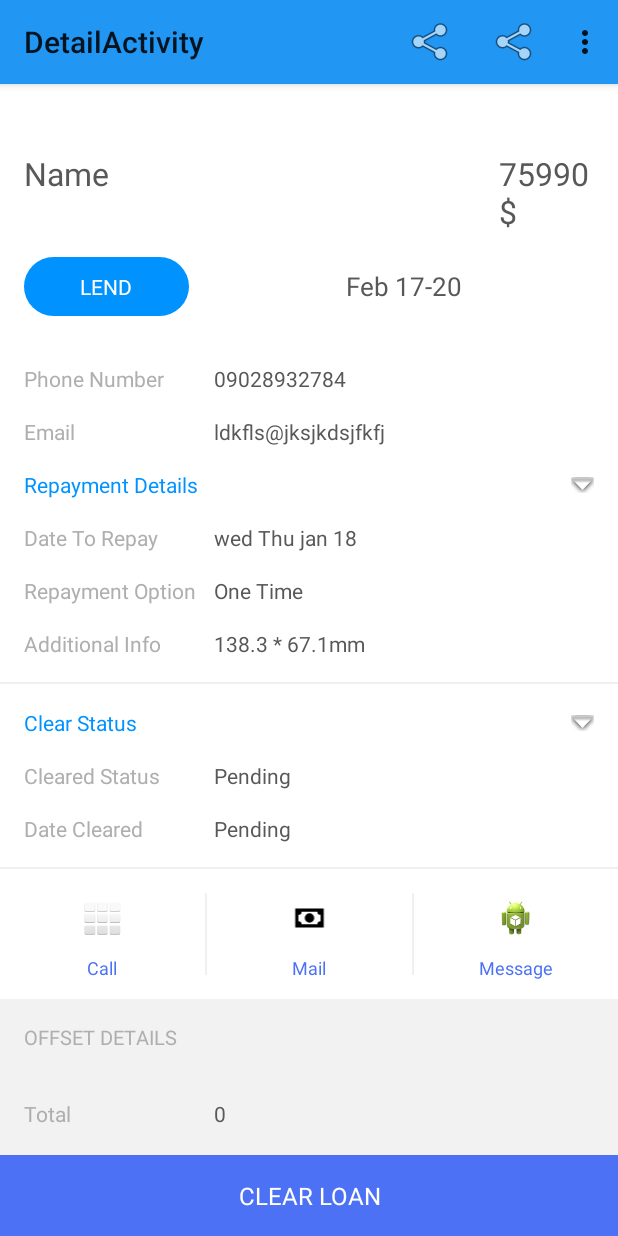
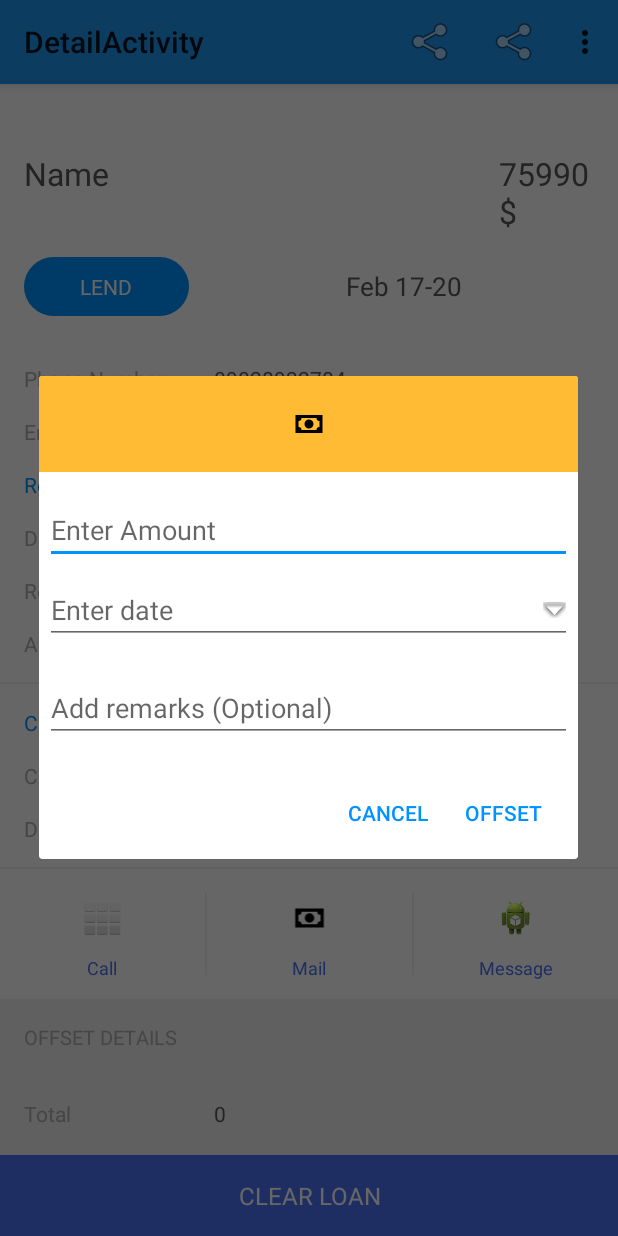
Before and after one commit to fmndako/PLOM, an Android app: the DetailActivity screen opened directly, with no data from a screen before it, in the options menu, after a tap on "Offset", on a phone screen of 412 x 824 dp. Run offline under Robolectric (Android 15) with nearby library versions, the phone set to English and light mode, and no system bars; our stand-ins replace ButterKnife, Room's generated code; Roboto replaces fonts that are not available here; 2 statements that could not run were skipped.

Commit message:
detail datedlg in progress

```diff
--- a/app/src/main/java/ng/com/quickinfo/plom/DetailActivity.java
+++ b/app/src/main/java/ng/com/quickinfo/plom/DetailActivity.java
@@ -11,6 +11,7 @@ import android.os.AsyncTask;
 import android.os.Bundle;
 import android.support.annotation.Nullable;
 
+import android.support.v4.app.DialogFragment;
 import android.support.v4.content.ContextCompat;
 //import android.support.v4.graphics.drawable.DrawableCompat;
 import android.support.v7.widget.LinearLayoutManager;
@@ -34,9 +35,11 @@ import ng.com.quickinfo.plom.ViewModel.LoanViewModel;
 
 import static ng.com.quickinfo.plom.Utils.Utilities.dateToString1;
 import static ng.com.quickinfo.plom.Utils.Utilities.log;
+import static ng.com.quickinfo.plom.Utils.Utilities.makeToast;
 
 public class DetailActivity extends LifecycleLoggingActivity implements
-        LoanListAdapter.OnHandlerInteractionListener {
+        LoanListAdapter.OnHandlerInteractionListener, OffsetDialog.OffsetDialogListener,
+            DeleteDialog.DeleteDialogListener{
     @BindView(R.id.tvDetailNameValue)
     MyTextView tvDetailNameValue;
     @BindView(R.id.tvDetailAmountValue)
@@ -145,10 +148,10 @@ public class DetailActivity extends LifecycleLoggingActivity implements
 
 
     }
-
+// ***************** offsetadapter listener *******************88
     public void onHandlerInteraction(long loan_id) {
         //my own listener created in the loanadapter class
-        Utilities.makeToast(this, "" + loan_id);
+        makeToast(this, "" + loan_id);
 
     }
 
@@ -165,7 +168,7 @@ public class DetailActivity extends LifecycleLoggingActivity implements
 
 
         if (mLoan != null) {
-            Utilities.makeToast(mContext, mLoan.getName());
+            makeToast(mContext, mLoan.getName());
             tvDetailNameValue.setText(mLoan.getName());
             tvDetailAmountValue.setText(mLoan.getAmount() + "");
 
@@ -206,6 +209,58 @@ public class DetailActivity extends LifecycleLoggingActivity implements
 
         }
     }
+
+// ************ offset dlg ************************88
+    public void showDialogs(int action) {
+        // Create an instance of the dialog fragment and show it
+        switch (action){
+            case R.string.action_delete:
+                DialogFragment deleteDialog = new DeleteDialog();
+                deleteDialog.show(getSupportFragmentManager(), "DeleteDialog");
+                return;
+            case R.string.action_offset:
+                DialogFragment offsetDialog = new OffsetDialog();
+                offsetDialog.show(getSupportFragmentManager(), "OffsetDialog");
+                return;
+
+            case R.string.action_clear:
+                return;
+        }
+    }
+
+    // The dialog fragment receives a reference to this Activity through the
+    // Fragment.onAttach() callback, which it uses to call the following methods
+    // defined by the NoticeDialogFragment.NoticeDialogListener interface
+    @Override
+    public void onDialogPositiveClick(DialogFragment dialog, int action) {
+        // User touched the dialog's positive button
+        switch (action){
+            case R.string.action_offset:
+                makeToast(mContext, "positive offset");
+                return;
+            case R.string.action_delete:
+                return;
+            case R.string.action_clear:
+                return;
+        }
+    }
+
+    @Override
+    public void onDialogNegativeClick(DialogFragment dialog, int action) {
+        // User touched the dialog's negative button
+
+        switch (action){
+            case R.string.action_offset:
+                makeToast(mContext, "negative offset");
+                return;
+            case R.string.action_delete:
+                return;
+            case R.string.action_clear:
+                return;
+        }
+
+    }
+
 
     // **************** contact lender ********************
     @OnClick({R.id.ivDetailCall, R.id.ivDetailEmail, R.id.ivDetailMessage})
@@ -256,7 +311,8 @@ public class DetailActivity extends LifecycleLoggingActivity implements
 
     @Override
     public boolean onOptionsItemSelected(MenuItem item) {
-        switch (item.getItemId()) {
+        int id = item.getItemId();
+        switch (id) {
             case R.id.action_settings:
                 // User chose the "Settings" item, show the app settings UI...
                 return true;
@@ -266,7 +322,7 @@ public class DetailActivity extends LifecycleLoggingActivity implements
                 // as a favorite...
                 return true;
             case R.id.action_offset:
-                // TODO dlgUser chose the "Favorite" action, mark the current item
+                showDialogs(R.string.action_offset);
                 // as a favorite...
                 return true;
             case R.id.action_update:
@@ -278,8 +334,8 @@ public class DetailActivity extends LifecycleLoggingActivity implements
                 // as a favorite...
                 return true;
             case R.id.action_delete:
-                // User chose the "Favorite" action, mark the current item
-                // as a favorite...
+                // delete lend
+                showDialogs(R.string.action_delete);
                 return true;
             case R.id.action_clear:
                 // User chose the "Favorite" action, mark the current item
--- /dev/null
+++ b/app/src/main/java/ng/com/quickinfo/plom/OffsetDialog.java
@@ -0,0 +1,112 @@
+package ng.com.quickinfo.plom;
+
+import android.app.Dialog;
+import android.content.Context;
+import android.content.DialogInterface;
+import android.os.Bundle;
+import android.support.v4.app.DialogFragment;
+import android.support.v7.app.AlertDialog;
+import android.view.LayoutInflater;
+import android.view.View;
+import android.view.ViewGroup;
+import android.widget.EditText;
+
+import butterknife.BindView;
+import butterknife.ButterKnife;
+import butterknife.OnClick;
+import butterknife.Unbinder;
+
+
+public class OffsetDialog extends DialogFragment {
+    //context
+    Context mContext;
+    // Use this instance of the interface to deliver action events
+    OffsetDialogListener mListener;
+    @BindView(R.id.etOffsetAmount)
+    EditText etOffsetAmount;
+    @BindView(R.id.etOffsetDate)
+    EditText etOffsetDate;
+    @BindView(R.id.etOffsetRemarks)
+    EditText etOffsetRemarks;
+    Unbinder unbinder;
+
+    //Override on create
+    @Override
+    public Dialog onCreateDialog(Bundle savedInstanceState) {
+        // Build the dialog and set up the button click handlers
+        AlertDialog.Builder builder = new AlertDialog.Builder(getActivity());
+        // Get the layout inflater
+        LayoutInflater inflater = getActivity().getLayoutInflater();
+
+        // Inflate and set the layout for the dialog
+        // Pass null as the parent view because its going in the dialog layout
+        builder.setView(inflater.inflate(R.layout.offset_dialog, null))
+                .setPositiveButton(R.string.action_offset, new DialogInterface.OnClickListener() {
+                    public void onClick(DialogInterface dialog, int id) {
+                        // Send the positive button event back to the host activity
+                        mListener.onDialogPositiveClick(OffsetDialog.this, R.string.action_offset);
+                    }
+                })
+                .setNegativeButton(R.string.dialog_cancel, new DialogInterface.OnClickListener() {
+                    public void onClick(DialogInterface dialog, int id) {
+                        // Send the negative button event back to the host activity
+                        mListener.onDialogNegativeClick(OffsetDialog.this, R.string.action_offset);
+                    }
+                });
+        return builder.create();
+    }
+
+
+    // Override the Fragment.onAttach() method to instantiate the OffsetDialogListener
+    @Override
+    public void onAttach(Context context) {
+        super.onAttach(context);
+        // Verify that the host activity implements the callback interface
+        try {
+            // Instantiate the OffsetDialogListener so we can send events to the host
+            mListener = (OffsetDialogListener) context;
+        } catch (ClassCastException e) {
+            // The activity doesn't implement the interface, throw exception
+            throw new ClassCastException(mContext.toString()
+                    + " must implement OffsetDialogListener");
+        }
+    }
+
+    @Override
+    public View onCreateView(LayoutInflater inflater, ViewGroup container, Bundle savedInstanceState) {
+        // TODO: inflate a fragment view
+        View rootView = super.onCreateView(inflater, container, savedInstanceState);
+        unbinder = ButterKnife.bind(this, rootView);
+        return rootView;
+    }
+
+    @Override
+    public void onDestroyView() {
+        super.onDestroyView();
+        unbinder.unbind();
+    }
+
+    @OnClick(R.id.etOffsetDate)
+    public void onViewClicked() {
+        Bundle args = new Bundle();
+        args.putInt("key", R.id.actvDatePromised);
+        pickDate(args);
+
+    }
+
+    //date
+    public void pickDate(Bundle args){
+        DialogFragment dateFragment = new DateDialog();
+        dateFragment.setArguments(args);
+        dateFragment.show(getFragmentManager(), "DatePicker");
+
+    }
+
+
+    //*********** interface *************
+    public interface OffsetDialogListener {
+        public void onDialogPositiveClick(DialogFragment dialog, int action);
+
+        public void onDialogNegativeClick(DialogFragment dialog, int action);
+    }
+}
--- a/app/src/main/res/layout/detail_activity.xml
+++ b/app/src/main/res/layout/detail_activity.xml
@@ -472,9 +472,7 @@
                         android:layout_height="wrap_content"
                         android:text="Repayment Details"
                         android:textColor="@color/colorAccent"
-                        android:drawableRight="@android:drawable/arrow_down_float"
-
-                        />
+                                                />
 
                 </LinearLayout>
 
@@ -605,7 +603,6 @@
                         android:layout_height="wrap_content"
                         android:text="Clear Status"
                         android:textColor="@color/colorAccent"
-                        android:drawableRight="@android:drawable/arrow_down_float"
 
                         />
 
--- /dev/null
+++ b/app/src/main/res/layout/offset_dialog.xml
@@ -0,0 +1,46 @@
+<LinearLayout xmlns:android="http://schemas.android.com/apk/res/android"
+    xmlns:app="http://schemas.android.com/apk/res-auto"
+    android:orientation="vertical"
+    android:layout_width="wrap_content"
+    android:layout_height="wrap_content">
+    <ImageView
+        app:srcCompat="@drawable/cash"
+        android:layout_width="match_parent"
+        android:layout_height="64dp"
+        android:scaleType="center"
+        android:background="#FFFFBB33"
+        android:contentDescription="@string/app_name" />
+    <EditText
+        android:id="@+id/etOffsetAmount"
+        android:inputType="numberDecimal"
+        android:layout_width="match_parent"
+        android:layout_height="wrap_content"
+        android:layout_marginTop="16dp"
+        android:layout_marginLeft="4dp"
+        android:layout_marginRight="4dp"
+        android:layout_marginBottom="4dp"
+        android:hint="@string/loan_amount" />
+    <EditText
+        android:id="@+id/etOffsetDate"
+        android:inputType="date"
+        android:layout_width="match_parent"
+        android:layout_height="wrap_content"
+        android:layout_marginTop="4dp"
+        android:layout_marginLeft="4dp"
+        android:layout_marginRight="4dp"
+        android:layout_marginBottom="16dp"
+        android:fontFamily="sans-serif"
+        android:drawableRight="@android:drawable/arrow_down_float"
+        android:hint="@string/offset_date"/>
+    <EditText
+        android:id="@+id/etOffsetRemarks"
+        android:inputType="text"
+        android:layout_width="match_parent"
+        android:layout_height="wrap_content"
+        android:layout_marginTop="4dp"
+        android:layout_marginLeft="4dp"
+        android:layout_marginRight="4dp"
+        android:layout_marginBottom="16dp"
+        android:fontFamily="sans-serif"
+        android:hint="@string/loan_remarks"/>
+</LinearLayout>
--- a/app/src/main/res/values/strings.xml
+++ b/app/src/main/res/values/strings.xml
@@ -97,6 +97,7 @@
     <string name="repayment_option_once">One Time</string>
     <string name="repayment_option_several">More than once</string>
 
+
     <!--action bar-->
     <string name="action_share">Share</string>
     <string name="action_update">Update</string>
@@ -105,6 +106,11 @@
     <string name="action_search">Search</string>
     <string name="action_offset">Offset</string>
 
+    <!--dialog-->
+    <string name="dialog_cancel">Cancel</string>
+    <string name="dialog_delete_message">Are you sure you want to delete?</string>
+    <string name="offset_date">Enter date</string>
+
 
 
 
```
Also changed, not shown: app/src/main/java/ng/com/quickinfo/plom/DateDialog.java (+8 -3 lines), app/src/main/java/ng/com/quickinfo/plom/DeleteDialog.java (added, +62 -0 lines).
